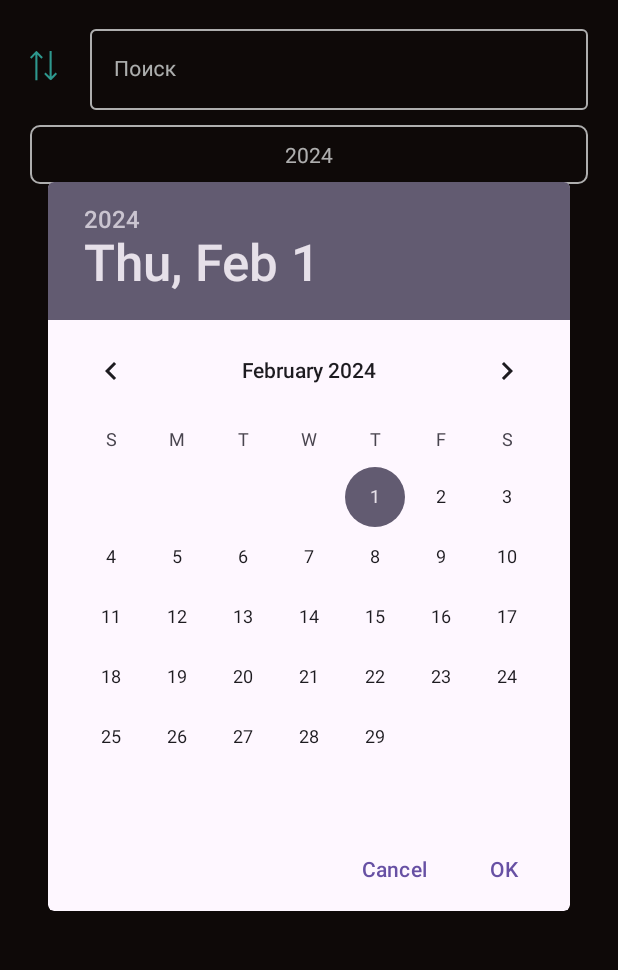
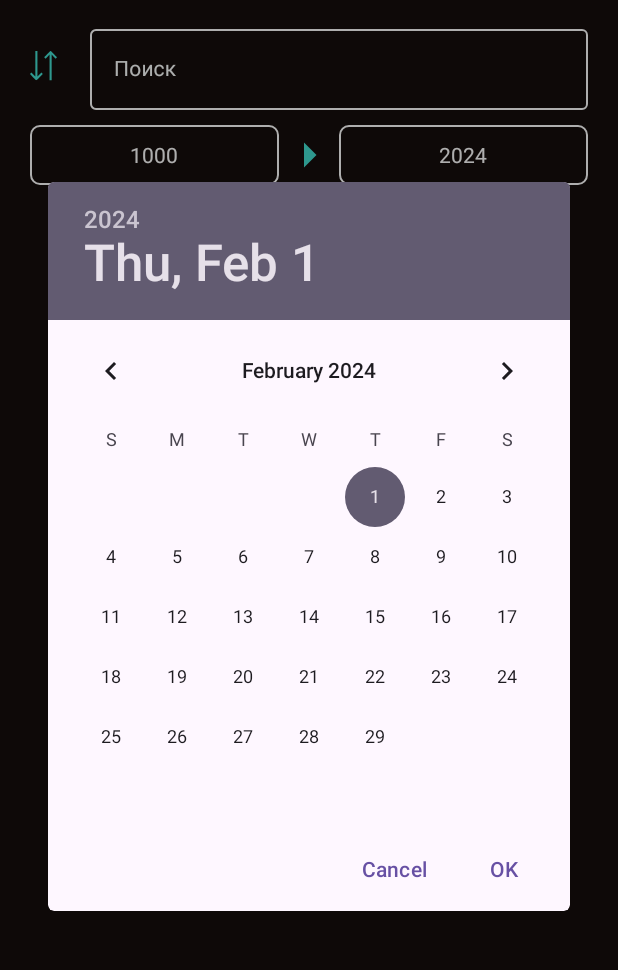
Before and after one commit to bratusev07/KinoPoisk, an Android app: the SearchFragment screen opened through its navigation route, after a tap on "2024", on a phone screen of 412 x 824 dp, the part 71-1041 px from its top. Run offline under Robolectric (Android 15) with nearby library versions, the phone set to English and light mode, and no system bars; our stand-ins replace Room's generated code; pictures from the network do not load; 7 statements that could not run were skipped; 2 other taps on this screen came first.

```diff
--- a/app/src/main/java/ru/bratusev/kinopoisk/presentation/login/LoginViewModel.kt
+++ b/app/src/main/java/ru/bratusev/kinopoisk/presentation/login/LoginViewModel.kt
@@ -31,9 +31,9 @@ class LoginViewModel(private val loginUseCase: LoginUseCase) : ViewModel() {
         }
     }
 
-    fun showDialog(builder: AlertDialog.Builder) {
+    fun showDialog(builder: AlertDialog.Builder, message: String) {
         builder.setTitle("Ошибка")
-            .setMessage("Неверный пароль. Пожалуйста, попробуйте снова.")
+            .setMessage(message)
             .setPositiveButton("OK") { dialog: DialogInterface, _: Int -> dialog.dismiss() }
             .create()
             .show()
--- a/app/src/main/java/ru/bratusev/kinopoisk/presentation/search/SearchFragment.kt
+++ b/app/src/main/java/ru/bratusev/kinopoisk/presentation/search/SearchFragment.kt
@@ -26,14 +26,16 @@ class SearchFragment : Fragment(), OnItemClickListener {
 
     private val vm: SearchViewModel by viewModel()
     private lateinit var swipeRefresh: SwipeRefreshLayout
-    private lateinit var textYear: TextView
+    private lateinit var textStartYear: TextView
+    private lateinit var textEndYear: TextView
     private lateinit var inputSearch: TextInputEditText
     private lateinit var progressLoad: ProgressBar
 
     private val filmAdapter = FilmAdapter(arrayListOf(), this)
 
     private var order: String = "RATING"
-    private var year: String = "1000"
+    private var startYear: String = "1000"
+    private var endYear: String = "2024"
     private var page: Int = 1
 
     override fun onCreateView(
@@ -50,7 +52,7 @@ class SearchFragment : Fragment(), OnItemClickListener {
 
     private fun loadInitialData() {
         if (NetworkUtils.isInternetAvailable(requireContext())) {
-            vm.getFilmsRemote(order, year, page)
+            vm.getFilmsRemote(order, startYear, page, endYear)
         }
     }
 
@@ -89,24 +91,33 @@ class SearchFragment : Fragment(), OnItemClickListener {
     private fun setupSortButton(rootView: View) {
         rootView.findViewById<ImageView>(R.id.image_sort).setOnClickListener {
             page = 1
-            vm.getFilmsRemote(order, year, page, true)
+            order = if(order == "RATING") "YEAR" else "RATING"
+            it.rotationY += 180
+            vm.getFilmsRemote(order, startYear, page, endYear, true)
         }
     }
 
     private fun setupYearPicker(rootView: View) {
-        textYear = rootView.findViewById<TextView>(R.id.yearPicker).apply {
+        textStartYear = rootView.findViewById<TextView>(R.id.startYearPicker).apply {
             setOnClickListener {
                 showYearPickerDialog(this)
             }
         }
+        textEndYear = rootView.findViewById<TextView>(R.id.endYearPicker).apply {
+            setOnClickListener {
+                showYearPickerDialog(this, false)
+            }
+        }
     }
 
-    private fun showYearPickerDialog(textView: TextView) {
+    private fun showYearPickerDialog(textView: TextView, isStart: Boolean = true) {
         val dataPicker = DatePickerDialog(requireContext(), { _, selectedYear, _, _ ->
-            year = selectedYear.toString()
+            val year = selectedYear.toString()
             textView.text = year
             page = 1
-            vm.getFilmsRemote(order, year, page, true)
+            if(isStart) startYear = year
+            else endYear = year
+            vm.getFilmsRemote(order, startYear, page, endYear,true)
         }, 2024, 1, 1).apply {
             datePicker.maxDate = System.currentTimeMillis()
         }
@@ -117,7 +128,7 @@ class SearchFragment : Fragment(), OnItemClickListener {
         swipeRefresh = rootView.findViewById<SwipeRefreshLayout>(R.id.swipe_refresh_films).apply {
             setOnRefreshListener {
                 page = 1
-                vm.getFilmsRemote(order, year, page, true)
+                vm.getFilmsRemote(order, startYear, page, endYear, true)
             }
         }
     }
@@ -147,7 +158,7 @@ class SearchFragment : Fragment(), OnItemClickListener {
             val layoutManager = recyclerView.layoutManager as LinearLayoutManager
             if (layoutManager.findLastCompletelyVisibleItemPosition() == layoutManager.itemCount - 1) {
                 if (inputSearch.text.isNullOrEmpty()) {
-                    vm.getFilmsRemote(order, year, ++page)
+                    vm.getFilmsRemote(order, startYear, ++page, endYear)
                 }
             }
         }
@@ -157,10 +168,6 @@ class SearchFragment : Fragment(), OnItemClickListener {
         vm.filmList.observe(viewLifecycleOwner) {
             filmAdapter.setData(it)
             swipeRefresh.isRefreshing = false
-        }
-
-        vm.year.observe(viewLifecycleOwner) {
-            textYear.text = it
         }
 
         vm.isLoading.observe(viewLifecycleOwner) {
--- /dev/null
+++ b/app/src/main/res/drawable/ic_arrow_right.xml
@@ -0,0 +1,5 @@
+<vector xmlns:android="http://schemas.android.com/apk/res/android" android:autoMirrored="true" android:height="24dp" android:tint="@color/brand" android:viewportHeight="24" android:viewportWidth="24" android:width="24dp">
+
+    <path android:fillColor="@android:color/white" android:pathData="M10,17l5,-5 -5,-5v10z"/>
+
+</vector>
--- a/app/src/main/res/layout/fragment_search.xml
+++ b/app/src/main/res/layout/fragment_search.xml
@@ -68,22 +68,47 @@
             android:textSize="14sp" />
     </com.google.android.material.textfield.TextInputLayout>
 
-    <TextView
-        android:id="@+id/yearPicker"
+    <LinearLayout
+        android:id="@+id/layout_sort"
         android:layout_width="match_parent"
         android:layout_height="wrap_content"
+        android:orientation="horizontal"
         android:layout_marginStart="20dp"
         android:layout_marginTop="10dp"
         android:layout_marginEnd="20dp"
         android:layout_marginBottom="15dp"
-        android:background="@drawable/text_box"
-        android:gravity="center"
-        android:padding="10dp"
-        android:text="2024"
-        android:textSize="14sp"
         app:layout_constraintEnd_toEndOf="parent"
         app:layout_constraintStart_toStartOf="parent"
-        app:layout_constraintTop_toBottomOf="@+id/view" />
+        app:layout_constraintTop_toBottomOf="@+id/view">
+
+        <TextView
+            android:id="@+id/startYearPicker"
+            android:layout_width="0dp"
+            android:layout_height="match_parent"
+            android:layout_weight="1"
+            android:background="@drawable/text_box"
+            android:padding="10dp"
+            android:gravity="center"
+            android:text="1000"
+            android:textSize="14sp" />
+
+        <ImageView
+            android:layout_width="40dp"
+            android:layout_height="40dp"
+            android:src="@drawable/ic_arrow_right" />
+
+        <TextView
+            android:id="@+id/endYearPicker"
+            android:layout_width="0dp"
+            android:layout_weight="1"
+            android:gravity="center"
+            android:layout_height="match_parent"
+            android:background="@drawable/text_box"
+            android:padding="10dp"
+            android:text="2024"
+            android:textSize="14sp" />
+
+    </LinearLayout>
 
     <ProgressBar
         android:id="@+id/progressLoad"
@@ -108,7 +133,7 @@
         app:layout_constraintBottom_toBottomOf="parent"
         app:layout_constraintEnd_toEndOf="parent"
         app:layout_constraintStart_toStartOf="parent"
-        app:layout_constraintTop_toBottomOf="@+id/yearPicker">
+        app:layout_constraintTop_toBottomOf="@+id/layout_sort">
 
         <androidx.recyclerview.widget.RecyclerView
             android:id="@+id/recycler_films"
--- a/data/src/main/java/ru/bratusev/data/repository/FilmRepositoryImpl.kt
+++ b/data/src/main/java/ru/bratusev/data/repository/FilmRepositoryImpl.kt
@@ -16,8 +16,8 @@ class FilmRepositoryImpl(
     private val localFilmStorage: LocalFilmStorage
 ) : FilmRepository {
 
-    override suspend fun getFilms(order: String, year: String, page: Int): ArrayList<Film> {
-        return remoteFilmStorage.getFilmsRemote(order, year, page).map { it.toFilm() } as ArrayList<Film>
+    override suspend fun getFilms(order: String, year: String, page: Int, endYear: String): ArrayList<Film> {
+        return remoteFilmStorage.getFilmsRemote(order, year, page, endYear).map { it.toFilm() } as ArrayList<Film>
     }
 
     override suspend fun getFilmById(kinopoiskId: Int): FilmDetail {
--- a/data/src/main/java/ru/bratusev/data/storage/remote/RemoteFilmStorage.kt
+++ b/data/src/main/java/ru/bratusev/data/storage/remote/RemoteFilmStorage.kt
@@ -6,7 +6,7 @@ import ru.bratusev.data.model.FrameDTO
 
 interface RemoteFilmStorage {
 
-    suspend fun getFilmsRemote(order: String, year: String, page: Int): ArrayList<FilmDTO>
+    suspend fun getFilmsRemote(order: String, year: String, page: Int, endYear: String): ArrayList<FilmDTO>
 
     suspend fun getFilmsByKeywordRemote(keyword: String): ArrayList<FilmDTO>
 
--- a/data/src/main/java/ru/bratusev/data/storage/remote/common/RetrofitServices.kt
+++ b/data/src/main/java/ru/bratusev/data/storage/remote/common/RetrofitServices.kt
@@ -14,7 +14,7 @@ interface RetrofitServices {
         @Query("order") order: String,
         @Query("yearFrom") yearFrom: String,
         @Query("page") page: Int,
-        @Query("yearTo") yearTo: String = "2024",
+        @Query("yearTo") yearTo: String,
     ): FilmData
 
     @GET("films/search-by-keyword")
--- a/domain/src/main/java/ru/bratusev/domain/repository/FilmRepository.kt
+++ b/domain/src/main/java/ru/bratusev/domain/repository/FilmRepository.kt
@@ -6,7 +6,7 @@ import ru.bratusev.domain.model.Frame
 
 interface FilmRepository {
 
-    suspend fun getFilms(order: String, year: String, page: Int): ArrayList<Film>
+    suspend fun getFilms(order: String, year: String, page: Int, endYear: String): ArrayList<Film>
 
     suspend fun getFilmById(kinopoiskId: Int): FilmDetail
 
--- a/domain/src/main/java/ru/bratusev/domain/usecase/GetFilmsUseCase.kt
+++ b/domain/src/main/java/ru/bratusev/domain/usecase/GetFilmsUseCase.kt
@@ -10,10 +10,10 @@ import java.io.IOException
 
 class GetFilmsUseCase(private val filmRepository: FilmRepository) {
 
-    operator fun invoke(order: String, year: String, page: Int): Flow<Resource<ArrayList<Film>>> = flow {
+    operator fun invoke(order: String, year: String, page: Int, endYear: String): Flow<Resource<ArrayList<Film>>> = flow {
         try {
             emit(Resource.Loading())
-            val data = filmRepository.getFilms(order, year, page)
+            val data = filmRepository.getFilms(order, year, page, endYear)
             emit(Resource.Success(data))
             data.forEach { filmRepository.insertFilmIntoDB(it) }
         } catch (e: HttpException) {
```
Also changed, not shown: app/src/main/java/ru/bratusev/kinopoisk/presentation/login/LoginFragment.kt (+15 -4 lines), app/src/main/java/ru/bratusev/kinopoisk/presentation/search/SearchViewModel.kt (+10 -5 lines), data/src/main/java/ru/bratusev/data/storage/remote/RemoteFilmStorageImpl.kt (+15 -5 lines).
